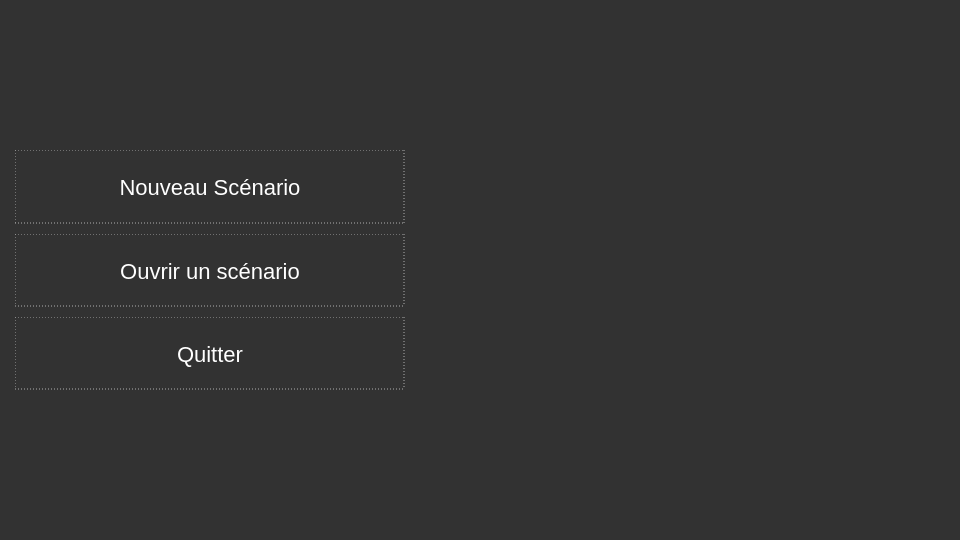
ludomuse/LudoMuseEditor, file CLoaderWidget.ui: the form before one commit.
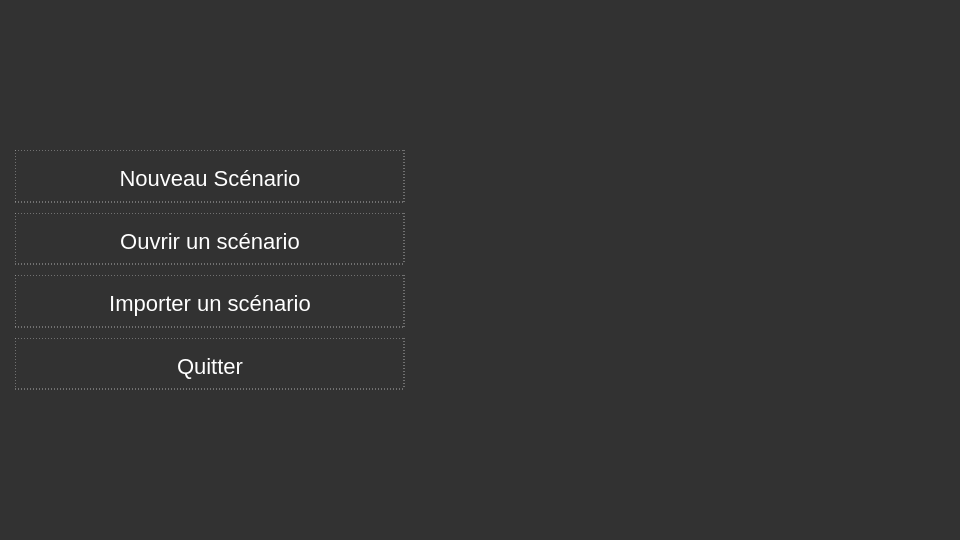
The form after the commit. Icons and pictures are not drawn.

Commit message: [ADD] added import project UI

The edit to the form file:
```diff
--- a/CLoaderWidget.ui
+++ b/CLoaderWidget.ui
@@ -104,7 +104,7 @@
            <property name="minimumSize">
             <size>
              <width>0</width>
-             <height>75</height>
+             <height>56</height>
             </size>
            </property>
            <property name="styleSheet">
@@ -169,7 +169,7 @@
            <property name="minimumSize">
             <size>
              <width>0</width>
-             <height>75</height>
+             <height>56</height>
             </size>
            </property>
            <property name="styleSheet">
@@ -187,7 +187,72 @@
            </property>
            <property name="icon">
             <iconset>
-             <normaloff>resources/ic_open_in_browser_white_48dp_2x.png</normaloff>resources/ic_open_in_browser_white_48dp_2x.png</iconset>
+             <normaloff>buildFiles/resources/ic_open_in_browser_white_48dp_2x.png</normaloff>buildFiles/resources/ic_open_in_browser_white_48dp_2x.png</iconset>
+           </property>
+           <property name="iconSize">
+            <size>
+             <width>25</width>
+             <height>25</height>
+            </size>
+           </property>
+           <property name="flat">
+            <bool>true</bool>
+           </property>
+          </widget>
+         </item>
+        </layout>
+       </widget>
+      </item>
+      <item>
+       <widget class="QWidget" name="importProject" native="true">
+        <property name="styleSheet">
+         <string notr="true">#importProject{
+border : 1px dashed rgb(175,175,175);
+}</string>
+        </property>
+        <layout class="QVBoxLayout" name="verticalLayout_2">
+         <property name="leftMargin">
+          <number>0</number>
+         </property>
+         <property name="topMargin">
+          <number>0</number>
+         </property>
+         <property name="rightMargin">
+          <number>0</number>
+         </property>
+         <property name="bottomMargin">
+          <number>0</number>
+         </property>
+         <item>
+          <widget class="QPushButton" name="importButton">
+           <property name="sizePolicy">
+            <sizepolicy hsizetype="Expanding" vsizetype="Fixed">
+             <horstretch>0</horstretch>
+             <verstretch>0</verstretch>
+            </sizepolicy>
+           </property>
+           <property name="minimumSize">
+            <size>
+             <width>0</width>
+             <height>56</height>
+            </size>
+           </property>
+           <property name="styleSheet">
+            <string notr="true">#importButton{
+color : white;
+font-size : 22px;
+}
+#importButton:hover{
+color : rgb(255, 170, 0);
+font-size : 22px;
+}</string>
+           </property>
+           <property name="text">
+            <string>Importer un scénario</string>
+           </property>
+           <property name="icon">
+            <iconset>
+             <normaloff>buildFiles/resources/ic_action_import.png</normaloff>buildFiles/resources/ic_action_import.png</iconset>
            </property>
            <property name="iconSize">
             <size>
@@ -237,7 +302,7 @@
            <property name="minimumSize">
             <size>
              <width>0</width>
-             <height>75</height>
+             <height>56</height>
             </size>
            </property>
            <property name="styleSheet">
```
Left out of the diff: 5 changed lines with no effect on the pictures. The commit also changes 8 other files.
